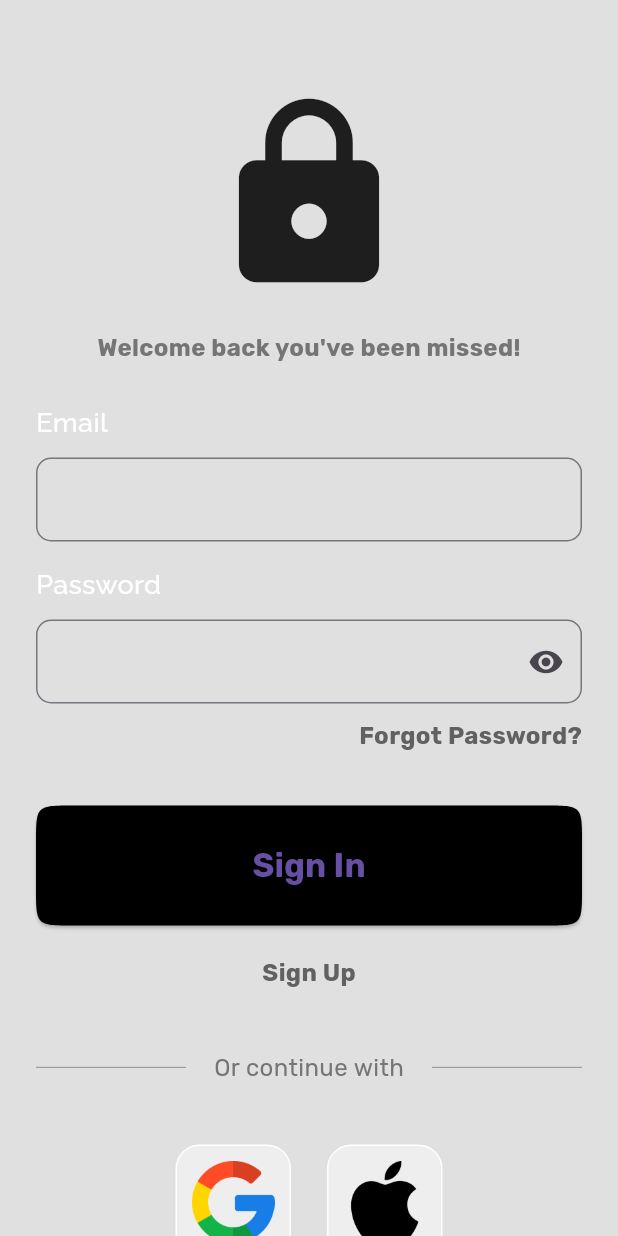
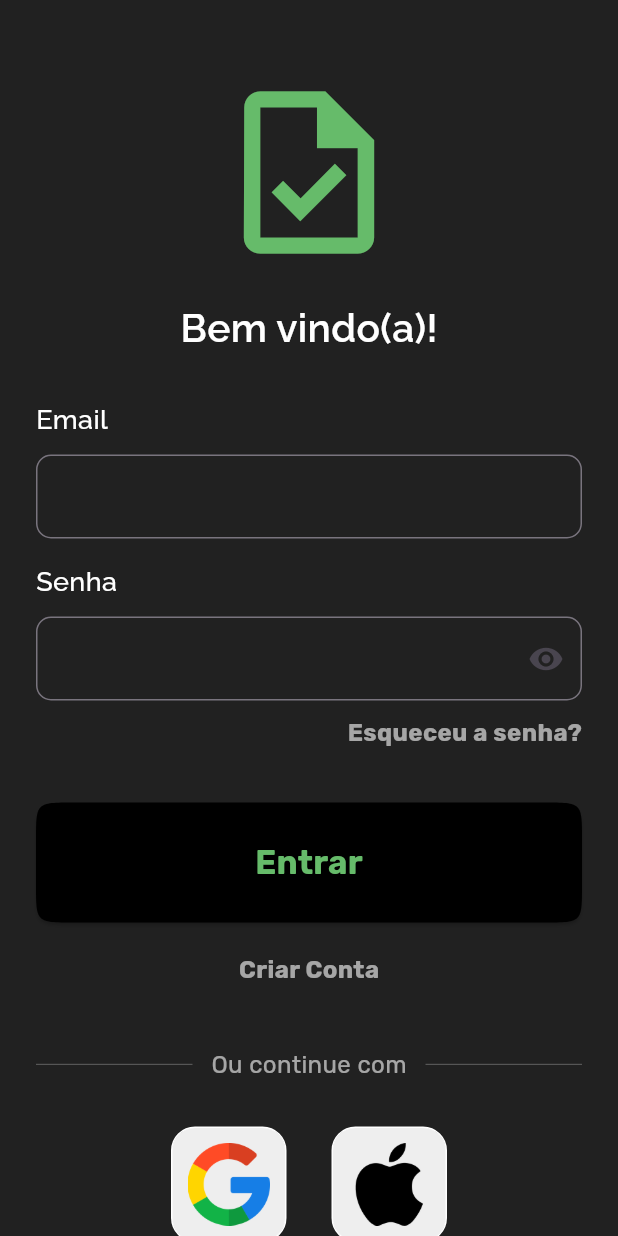
Before and after one commit to Franciscof11/To_Do_App, a Flutter app: the screen it shows after launch, on a phone screen of 412 x 824 dp. Run offline on Flutter 3.47's test engine with Material 3 defaults, Android fonts, the phone set to English and light mode, and no system bars; our stand-ins replace animated_splash_screen, bloc, cloud_firestore, device_preview, firebase_auth, firebase_core and 10 more; accounts and stored records are empty; generated files the repository leaves out were written again.

Commit message:
refac: sign in page

```diff
--- a/lib/modules/auth/presentation/pages/sign_in_page.dart
+++ b/lib/modules/auth/presentation/pages/sign_in_page.dart
@@ -4,6 +4,7 @@ import 'package:to_do_app/modules/auth/data/auth_repository.dart';
 import 'package:to_do_app/modules/auth/presentation/pages/sign_up_page.dart';
 import 'package:to_do_app/modules/auth/presentation/widgets/apple_sign_in_button.dart';
 import 'package:to_do_app/modules/auth/presentation/widgets/google_sign_in_button.dart';
+import 'package:to_do_app/utils/app_colors.dart';
 import 'package:to_do_app/utils/custom_text_field.dart';
 import 'package:to_do_app/utils/remove_glow_effect.dart';
 
@@ -22,7 +23,7 @@ class _SignInPageState extends State<SignInPage> {
   Widget build(BuildContext context) {
     double widthDevice = MediaQuery.of(context).size.width;
     return Scaffold(
-      backgroundColor: Colors.grey[300],
+      backgroundColor: Colors.grey.shade900,
       body: RemoveGlowEffect(
         child: SingleChildScrollView(
           child: Form(
@@ -31,33 +32,34 @@ class _SignInPageState extends State<SignInPage> {
               padding: const EdgeInsets.symmetric(horizontal: 24),
               child: Column(
                 children: [
-                  const SizedBox(height: 60),
+                  const SizedBox(height: 50),
                   //
-                  const Icon(
-                    Icons.lock,
-                    size: 140,
+                  Icon(
+                    Icons.task_outlined,
+                    size: 130,
+                    color: AppColors.mainGreen,
                   ),
                   //
                   const SizedBox(height: 20),
                   Text(
-                    "Welcome back you've been missed!",
-                    style: GoogleFonts.rubik(
-                      color: Colors.grey[600],
-                      fontSize: 16,
-                      fontWeight: FontWeight.bold,
+                    "Bem vindo(a)!",
+                    style: GoogleFonts.raleway(
+                      color: Colors.white,
+                      fontSize: 26,
+                      fontWeight: FontWeight.w600,
                     ),
                   ),
-                  const SizedBox(height: 26),
+                  const SizedBox(height: 30),
                   CustomTextField(label: 'Email', controller: emailController),
                   const SizedBox(height: 16),
-                  CustomTextField(label: 'Password', isSecret: true, controller: passwordController),
+                  CustomTextField(label: 'Senha', isSecret: true, controller: passwordController),
                   const SizedBox(height: 10),
                   Align(
                     alignment: Alignment.centerRight,
                     child: Text(
-                      "Forgot Password?",
+                      "Esqueceu a senha?",
                       style: GoogleFonts.rubik(
-                        color: Colors.grey[700],
+                        color: Colors.white60,
                         fontSize: 16,
                         fontWeight: FontWeight.bold,
                       ),
@@ -76,15 +78,17 @@ class _SignInPageState extends State<SignInPage> {
                     style: ElevatedButton.styleFrom(
                       minimumSize: const Size(double.infinity, 80),
                       backgroundColor: Colors.black,
+                      overlayColor: AppColors.mainGreen,
                       shape: ContinuousRectangleBorder(
                         borderRadius: BorderRadius.circular(25),
                       ),
                     ),
                     child: Text(
-                      'Sign In',
+                      'Entrar',
                       style: GoogleFonts.rubik(
                         fontSize: 22,
                         fontWeight: FontWeight.bold,
+                        color: AppColors.mainGreen,
                       ),
                     ),
                   ),
@@ -97,9 +101,9 @@ class _SignInPageState extends State<SignInPage> {
                       ),
                     ),
                     child: Text(
-                      "Sign Up",
+                      "Criar Conta",
                       style: GoogleFonts.rubik(
-                        color: Colors.grey[700],
+                        color: Colors.white60,
                         fontSize: 16,
                         fontWeight: FontWeight.bold,
                       ),
@@ -109,23 +113,21 @@ class _SignInPageState extends State<SignInPage> {
                   Row(
                     mainAxisAlignment: MainAxisAlignment.spaceBetween,
                     children: [
-                      SizedBox(
-                        width: widthDevice <= 380 ? 80 : 100,
+                      Expanded(
                         child: Divider(
                           color: Colors.grey[600],
                           thickness: 0.5,
                         ),
                       ),
                       Text(
-                        "Or continue with",
+                        "   Ou continue com   ",
                         style: GoogleFonts.rubik(
-                          color: Colors.grey[600],
+                          color: Colors.white60,
                           fontSize: 16,
                           fontWeight: FontWeight.normal,
                         ),
                       ),
-                      SizedBox(
-                        width: widthDevice <= 380 ? 80 : 100,
+                      Expanded(
                         child: Divider(
                           color: Colors.grey[600],
                           thickness: 0.5,
@@ -133,14 +135,14 @@ class _SignInPageState extends State<SignInPage> {
                       ),
                     ],
                   ),
-                  const SizedBox(height: 40),
+                  const SizedBox(height: 30),
                   const Row(
                     mainAxisAlignment: MainAxisAlignment.center,
                     children: [
                       GoogleSignInButton(
                         urlImage: 'assets/google.png',
                       ),
-                      SizedBox(width: 24),
+                      SizedBox(width: 30),
                       AplleSignInButton(
                         urlImage: 'assets/apple.png',
                       ),
--- a/lib/utils/custom_text_field.dart
+++ b/lib/utils/custom_text_field.dart
@@ -7,7 +7,7 @@ class CustomTextField extends StatefulWidget {
   final Widget? prefixIcon;
   final bool isSecret;
   final TextEditingController? controller;
-  final String? aditionalLabel;
+
   final bool isLarge;
   final bool isOptional;
   final bool isNumber;
@@ -17,7 +17,6 @@ class CustomTextField extends StatefulWidget {
     this.prefixIcon,
     this.isSecret = false,
     this.controller,
-    this.aditionalLabel = '',
     this.isLarge = false,
     this.isOptional = false,
     this.isNumber = false,
@@ -52,16 +51,6 @@ class _CustomTextFieldState extends State<CustomTextField> {
                 fontWeight: FontWeight.w500,
               ),
             ),
-            if (widget.aditionalLabel != '')
-              Text(
-                widget.aditionalLabel!,
-                textAlign: TextAlign.justify,
-                style: GoogleFonts.workSans(
-                  color: const Color(0xFF999999),
-                  fontWeight: FontWeight.w600,
-                  fontSize: 14,
-                ),
-              ),
           ],
         ),
         const SizedBox(height: 10),
--- a/pubspec.yaml
+++ b/pubspec.yaml
@@ -18,7 +18,6 @@ dependencies:
   flutter:
     sdk: flutter
   flutter_bloc: ^8.1.6
-  flutter_heatmap_calendar: ^1.0.5
   flutter_launcher_icons: ^0.13.1
   flutter_slidable: ^3.1.1
   flutter_svg: ^2.0.10+1
```
Also changed, not shown: lib/modules/to_do/presentation/pages/home_page/home_page.dart (+1 -9 lines), lib/modules/to_do/presentation/widgets/my_heat_map.dart (deleted, +0 -35 lines), pubspec.lock.
